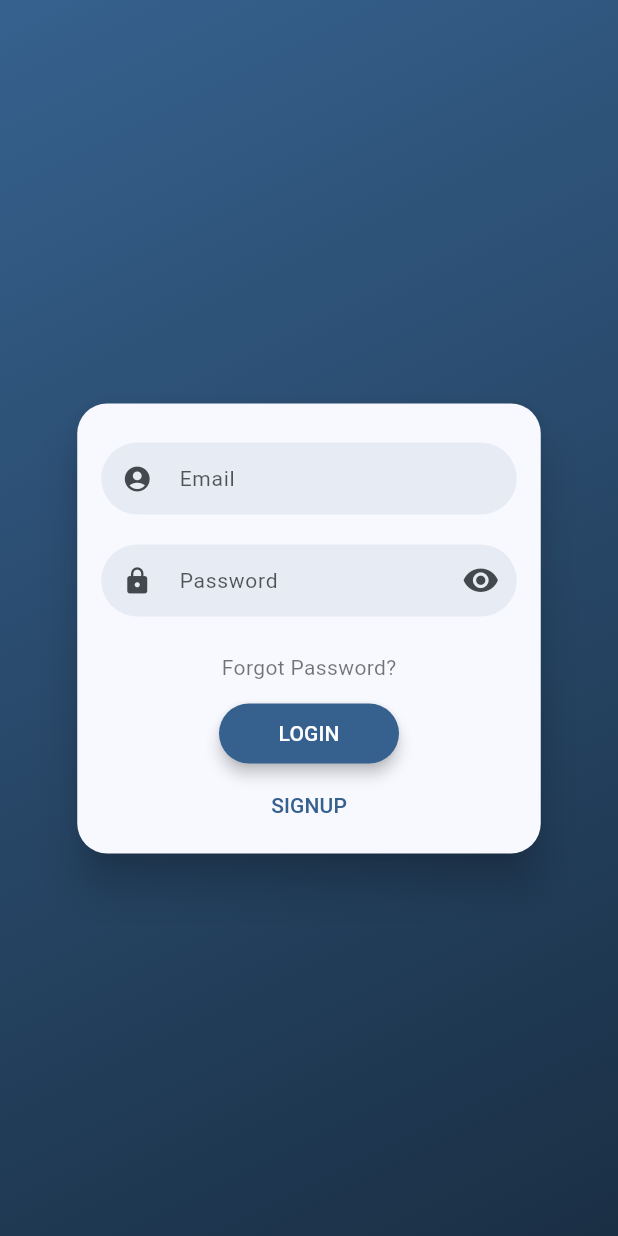
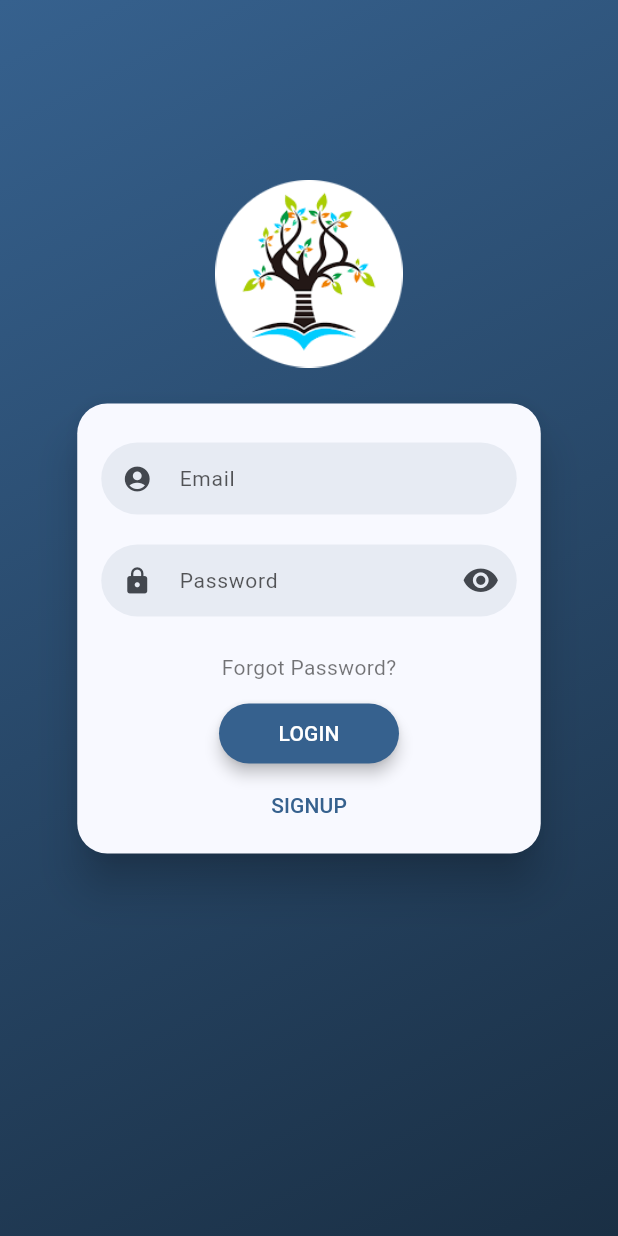
Before and after one commit to SoroushBeigi/academy, a Flutter app: the AuthScreen screen opened by its route, on a phone screen of 412 x 824 dp. Run offline on Flutter 3.47's test engine with Material 3 defaults, Android fonts, the phone set to English and light mode, and no system bars; drawn by our look-alikes of flutter_login; our stand-ins replace cached_network_image, camera, chewie, concentric_transition, dio, equatable and 15 more; accounts and stored records are empty; generated files the repository leaves out were written again.

Commit message:
adding logo to login page

```diff
--- a/lib/src/features/auth/presentation/screens/auth_screen.dart
+++ b/lib/src/features/auth/presentation/screens/auth_screen.dart
@@ -16,6 +16,7 @@ class AuthScreen extends StatelessWidget {
         return AuthCubit();
       },
       child: FlutterLogin(
+        logo: 'assets/icon.png',
         additionalSignupFields: const [
           UserFormField(
             keyName: 'username',
```
Also changed, not shown: assets/icon.png.
